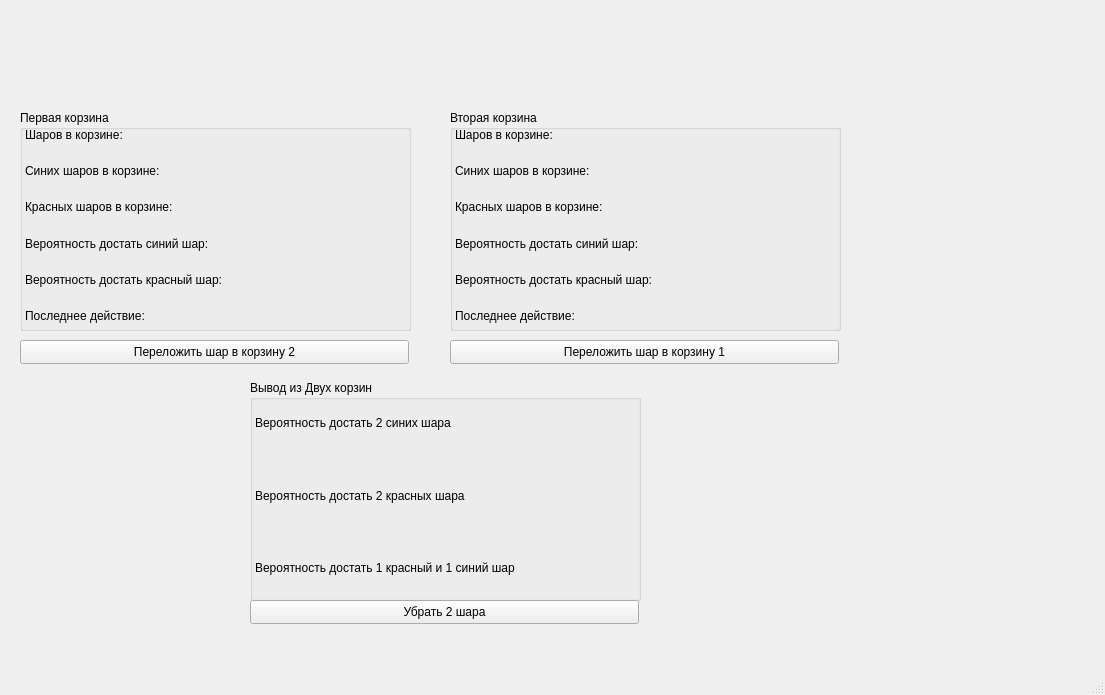
Above: baskets_and_balls/mainwindow.ui from ig-aip/baskets_and_balls before the change. Below: the same form after it.
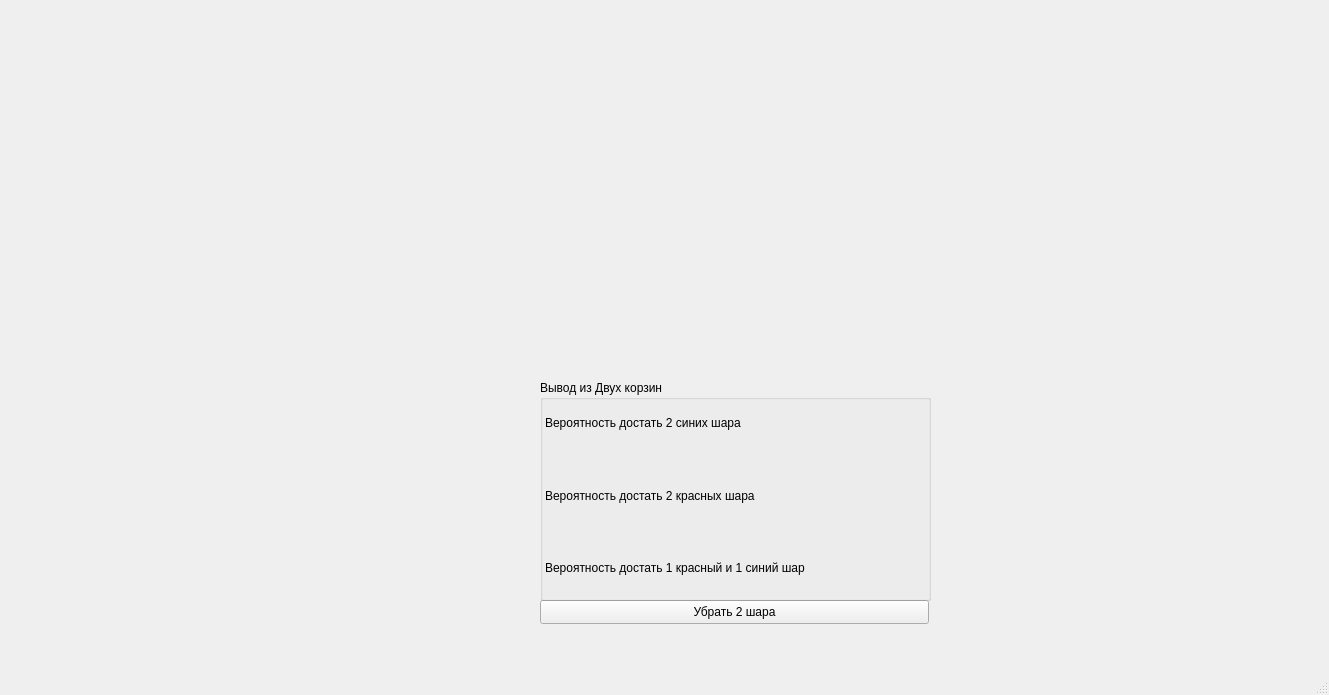
That is the form after the change.

Commit message: basket and balls part 2  18.05.2025

What changed in the file:
```diff
--- a/baskets_and_balls/mainwindow.ui
+++ b/baskets_and_balls/mainwindow.ui
@@ -6,7 +6,7 @@
    <rect>
     <x>0</x>
     <y>0</y>
-    <width>1105</width>
+    <width>1329</width>
     <height>695</height>
    </rect>
   </property>
@@ -14,242 +14,23 @@
    <string>MainWindow</string>
   </property>
   <widget class="QWidget" name="centralwidget">
-   <widget class="QGroupBox" name="firstGroupBox">
+   <widget class="QPushButton" name="subTwoButton">
     <property name="geometry">
      <rect>
-      <x>20</x>
-      <y>110</y>
-      <width>391</width>
-      <height>221</height>
-     </rect>
-    </property>
-    <property name="title">
-     <string>Первая корзина</string>
-    </property>
-    <widget class="QWidget" name="gridLayoutWidget">
-     <property name="geometry">
-      <rect>
-       <x>0</x>
-       <y>10</y>
-       <width>391</width>
-       <height>211</height>
-      </rect>
-     </property>
-     <layout class="QGridLayout" name="firstGridLayout">
-      <item row="4" column="0">
-       <widget class="QLabel" name="firstProcentGetBlueBall">
-        <property name="enabled">
-         <bool>true</bool>
-        </property>
-        <property name="text">
-         <string>Вероятность достать синий шар:</string>
-        </property>
-        <property name="indent">
-         <number>5</number>
-        </property>
-       </widget>
-      </item>
-      <item row="2" column="0">
-       <widget class="QLabel" name="firstCountBlueBalls">
-        <property name="enabled">
-         <bool>true</bool>
-        </property>
-        <property name="text">
-         <string>Синих шаров в корзине:</string>
-        </property>
-        <property name="indent">
-         <number>5</number>
-        </property>
-       </widget>
-      </item>
-      <item row="6" column="0">
-       <widget class="QLabel" name="firstLustChange">
-        <property name="enabled">
-         <bool>true</bool>
-        </property>
-        <property name="text">
-         <string>Последнее действие:</string>
-        </property>
-        <property name="indent">
-         <number>5</number>
-        </property>
-       </widget>
-      </item>
-      <item row="5" column="0">
-       <widget class="QLabel" name="firstProcentGetRedBall">
-        <property name="enabled">
-         <bool>true</bool>
-        </property>
-        <property name="text">
-         <string>Вероятность достать красный шар:</string>
-        </property>
-        <property name="indent">
-         <number>5</number>
-        </property>
-       </widget>
-      </item>
-      <item row="1" column="0">
-       <widget class="QLabel" name="firstCountBalls">
-        <property name="enabled">
-         <bool>true</bool>
-        </property>
-        <property name="text">
-         <string>Шаров в корзине:</string>
-        </property>
-        <property name="indent">
-         <number>5</number>
-        </property>
-       </widget>
-      </item>
-      <item row="3" column="0">
-       <widget class="QLabel" name="firstCountRedBalls">
-        <property name="enabled">
-         <bool>true</bool>
-        </property>
-        <property name="text">
-         <string>Красных шаров в корзине:</string>
-        </property>
-        <property name="indent">
-         <number>5</number>
-        </property>
-       </widget>
-      </item>
-     </layout>
-    </widget>
-   </widget>
-   <widget class="QGroupBox" name="secondGroupBox">
-    <property name="geometry">
-     <rect>
-      <x>450</x>
-      <y>110</y>
-      <width>391</width>
-      <height>221</height>
-     </rect>
-    </property>
-    <property name="title">
-     <string>Вторая корзина</string>
-    </property>
-    <widget class="QWidget" name="gridLayoutWidget_2">
-     <property name="geometry">
-      <rect>
-       <x>0</x>
-       <y>10</y>
-       <width>391</width>
-       <height>211</height>
-      </rect>
-     </property>
-     <layout class="QGridLayout" name="secondGridLayout">
-      <item row="1" column="0">
-       <widget class="QLabel" name="secondCountBalls">
-        <property name="enabled">
-         <bool>true</bool>
-        </property>
-        <property name="text">
-         <string>Шаров в корзине:</string>
-        </property>
-        <property name="indent">
-         <number>5</number>
-        </property>
-       </widget>
-      </item>
-      <item row="5" column="0">
-       <widget class="QLabel" name="secondProcentGetRedBall">
-        <property name="enabled">
-         <bool>true</bool>
-        </property>
-        <property name="text">
-         <string>Вероятность достать красный шар:</string>
-        </property>
-        <property name="indent">
-         <number>5</number>
-        </property>
-       </widget>
-      </item>
-      <item row="3" column="0">
-       <widget class="QLabel" name="secondCountRedBalls">
-        <property name="enabled">
-         <bool>true</bool>
-        </property>
-        <property name="text">
-         <string>Красных шаров в корзине:</string>
-        </property>
-        <property name="indent">
-         <number>5</number>
-        </property>
-       </widget>
-      </item>
-      <item row="6" column="0">
-       <widget class="QLabel" name="secondLustChange">
-        <property name="enabled">
-         <bool>true</bool>
-        </property>
-        <property name="text">
-         <string>Последнее действие:</string>
-        </property>
-        <property name="indent">
-         <number>5</number>
-        </property>
-       </widget>
-      </item>
-      <item row="2" column="0">
-       <widget class="QLabel" name="secondCountBlueBalls">
-        <property name="enabled">
-         <bool>true</bool>
-        </property>
-        <property name="text">
-         <string>Синих шаров в корзине:</string>
-        </property>
-        <property name="indent">
-         <number>5</number>
-        </property>
-       </widget>
-      </item>
-      <item row="4" column="0">
-       <widget class="QLabel" name="secondProcentGetBlueBall">
-        <property name="enabled">
-         <bool>true</bool>
-        </property>
-        <property name="text">
-         <string>Вероятность достать синий шар:</string>
-        </property>
-        <property name="indent">
-         <number>5</number>
-        </property>
-       </widget>
-      </item>
-     </layout>
-    </widget>
-   </widget>
-   <widget class="QPushButton" name="firstReplaceBall">
-    <property name="geometry">
-     <rect>
-      <x>20</x>
-      <y>340</y>
+      <x>540</x>
+      <y>600</y>
       <width>389</width>
       <height>24</height>
      </rect>
     </property>
     <property name="text">
-     <string>Переложить шар в корзину 2</string>
-    </property>
-   </widget>
-   <widget class="QPushButton" name="secondReplaceBall">
-    <property name="geometry">
-     <rect>
-      <x>450</x>
-      <y>340</y>
-      <width>389</width>
-      <height>24</height>
-     </rect>
-    </property>
-    <property name="text">
-     <string>Переложить шар в корзину 1</string>
+     <string>Убрать 2 шара</string>
     </property>
    </widget>
    <widget class="QGroupBox" name="firstGroupBox_2">
     <property name="geometry">
      <rect>
-      <x>250</x>
+      <x>540</x>
       <y>380</y>
       <width>391</width>
       <height>221</height>
@@ -310,18 +91,16 @@
      </layout>
     </widget>
    </widget>
-   <widget class="QPushButton" name="subTwoButton">
+   <widget class="QWidget" name="horizontalLayoutWidget">
     <property name="geometry">
      <rect>
-      <x>250</x>
-      <y>600</y>
-      <width>389</width>
-      <height>24</height>
+      <x>10</x>
+      <y>9</y>
+      <width>1311</width>
+      <height>351</height>
      </rect>
     </property>
-    <property name="text">
-     <string>Убрать 2 шара</string>
-    </property>
+    <layout class="QHBoxLayout" name="basketsContainer"/>
    </widget>
   </widget>
   <widget class="QMenuBar" name="menubar">
```
Left out of the diff: 2 changed lines with no effect on the pictures. The commit also changes 9 other files.
